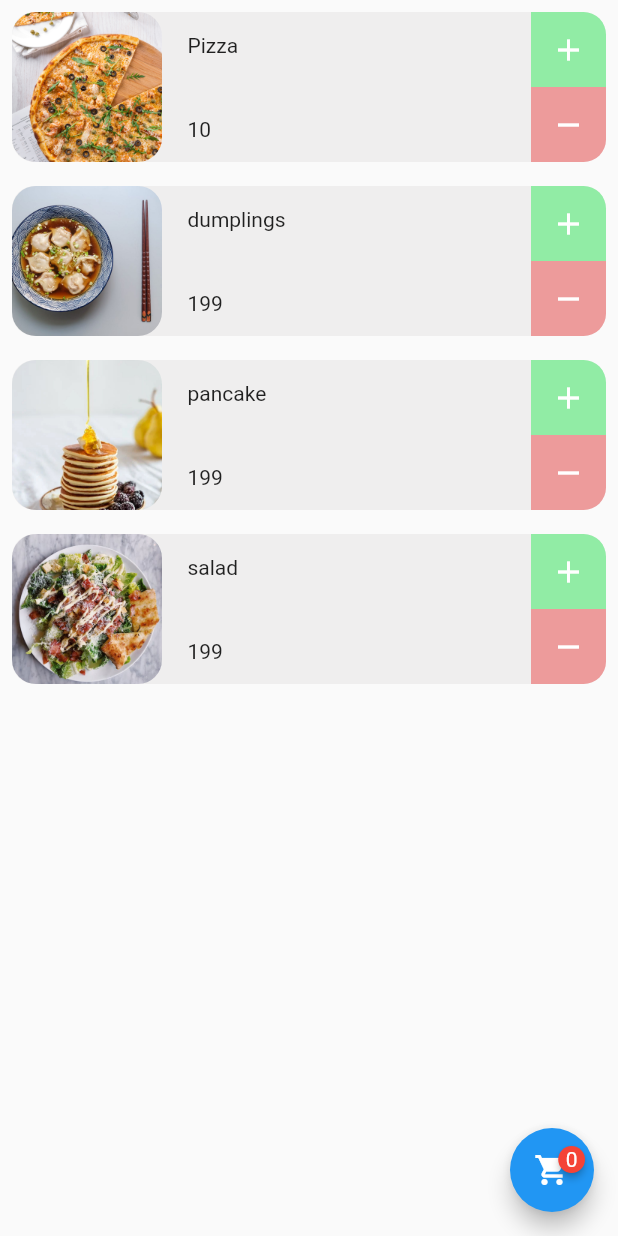
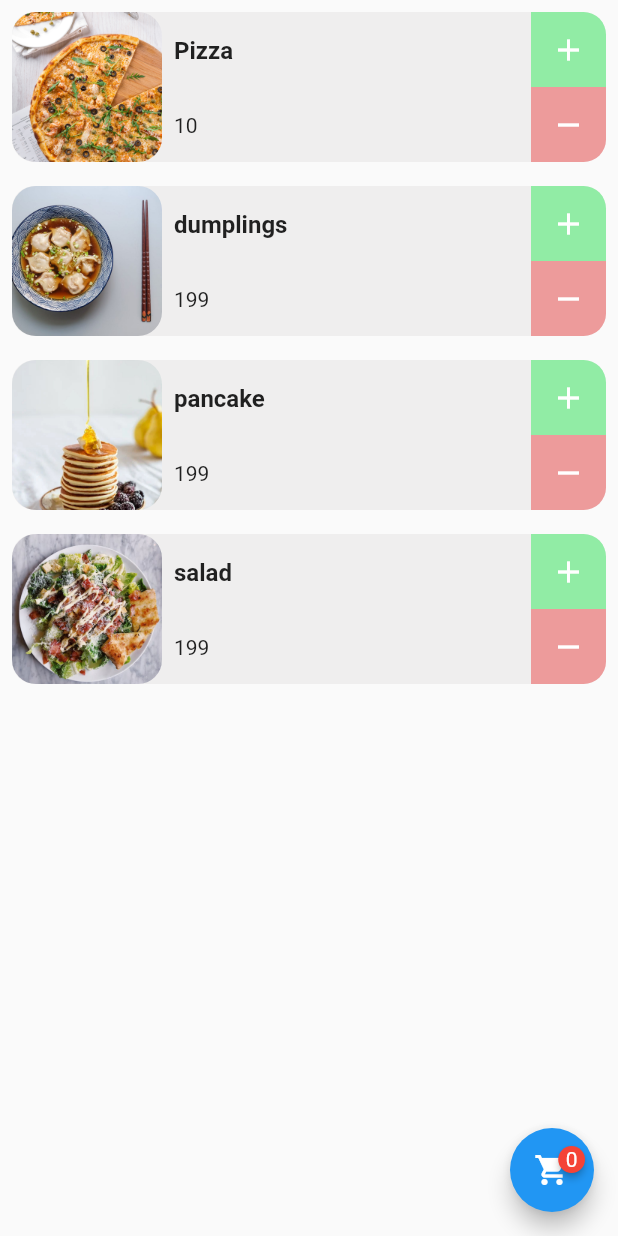
Before and after one commit to iEmDevX/flutter-food-list-workshop, a Flutter app: the screen it shows after launch, on a phone screen of 412 x 824 dp. Run offline on Flutter 3.47's test engine with Material 2 defaults, Android fonts, the phone set to English and light mode, and no system bars; drawn by our look-alikes of badges.

Commit message:
update code

```diff
--- a/lib/widgets/food_card_amount_widget.dart
+++ b/lib/widgets/food_card_amount_widget.dart
@@ -32,12 +32,12 @@ class FoodCardAmountWidget extends StatelessWidget {
                 Text((foodInfo.price * foodInfo.amount).toString()),
               ],
             ),
-            Spacer(),
+            const Spacer(),
             Text(foodInfo.amount.toString()),
           ],
         ),
-        SizedBox(height: 9),
-        Divider(),
+        const SizedBox(height: 9),
+        const Divider(),
       ],
     );
   }
--- a/lib/widgets/food_card_widget.dart
+++ b/lib/widgets/food_card_widget.dart
@@ -19,9 +19,10 @@ class FoodCardWidget extends StatelessWidget {
     return Padding(
       padding: const EdgeInsets.all(8.0),
       child: Container(
+        height: 100,
         decoration: BoxDecoration(
           borderRadius: BorderRadius.circular(15),
-          color: Color(0xFFEFEEEE),
+          color: const Color(0xFFEFEEEE),
         ),
         child: Row(
           children: [
@@ -33,18 +34,21 @@ class FoodCardWidget extends StatelessWidget {
                 height: 100,
               ),
             ),
+            const SizedBox(width: 8),
             Expanded(
-              child: Padding(
-                padding: const EdgeInsets.only(left: 17),
-                child: Column(
-                  crossAxisAlignment: CrossAxisAlignment.start,
-                  mainAxisSize: MainAxisSize.max,
-                  children: [
-                    Text(foodInfo.name),
-                    SizedBox(height: 40),
-                    Text(foodInfo.price.toString()),
-                  ],
-                ),
+              child: Column(
+                crossAxisAlignment: CrossAxisAlignment.start,
+                mainAxisAlignment: MainAxisAlignment.spaceAround,
+                children: [
+                  Text(
+                    foodInfo.name,
+                    style: const TextStyle(
+                      fontWeight: FontWeight.bold,
+                      fontSize: 16,
+                    ),
+                  ),
+                  Text(foodInfo.price.toString()),
+                ],
               ),
             ),
             Column(
@@ -55,7 +59,7 @@ class FoodCardWidget extends StatelessWidget {
                     onTabIncrease();
                   },
                   child: Container(
-                    decoration: BoxDecoration(
+                    decoration: const BoxDecoration(
                       borderRadius: BorderRadius.only(
                         topRight: Radius.circular(15),
                       ),
@@ -63,7 +67,7 @@ class FoodCardWidget extends StatelessWidget {
                     ),
                     height: 50,
                     width: 50,
-                    child: Icon(
+                    child: const Icon(
                       Icons.add,
                       color: Colors.white,
                     ),
@@ -75,7 +79,7 @@ class FoodCardWidget extends StatelessWidget {
                     onTabDecrease();
                   },
                   child: Container(
-                    decoration: BoxDecoration(
+                    decoration: const BoxDecoration(
                       borderRadius: BorderRadius.only(
                         bottomRight: Radius.circular(15),
                       ),
@@ -83,7 +87,7 @@ class FoodCardWidget extends StatelessWidget {
                     ),
                     height: 50,
                     width: 50,
-                    child: Icon(
+                    child: const Icon(
                       Icons.remove,
                       color: Colors.white,
                     ),
```
Also changed, not shown: lib/screens/food_order_screen.dart (+5 -5 lines).
